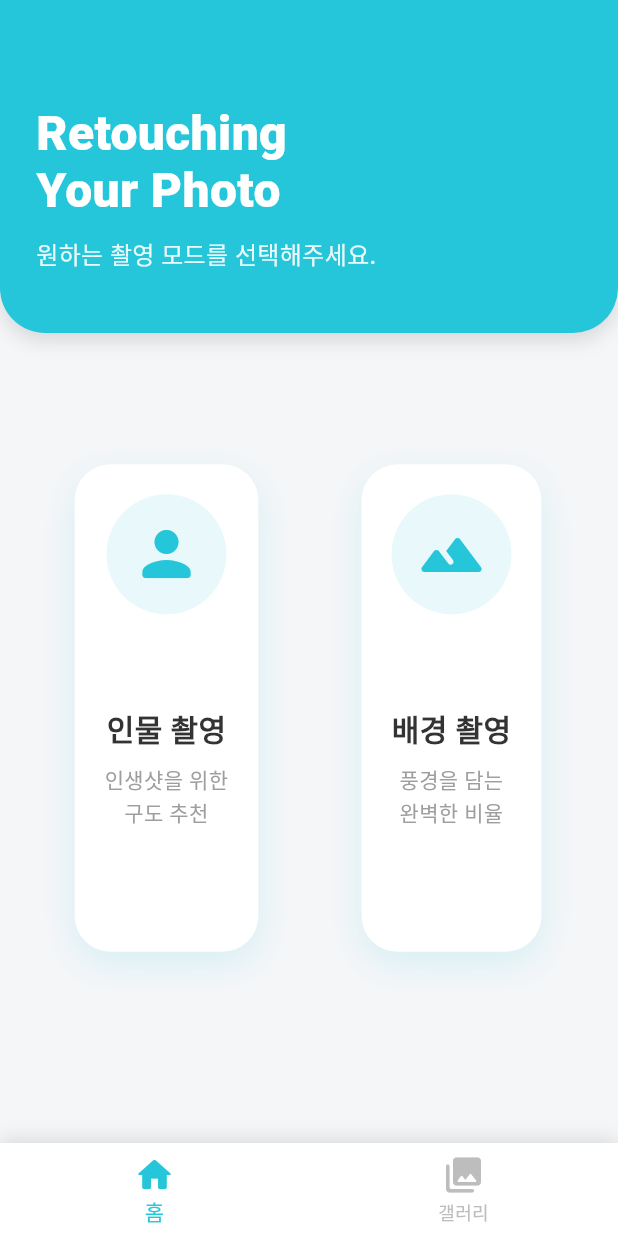
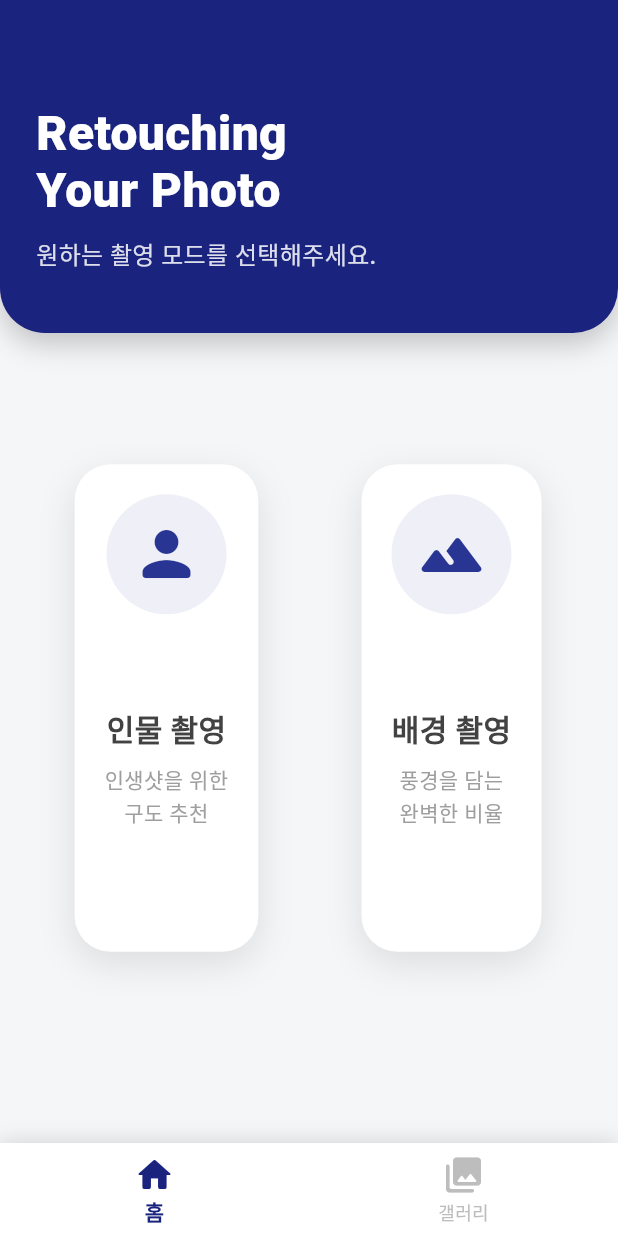
Before and after one commit to chiyeon01/Retouching_Your_Photo, a Flutter app: the screen it shows after launch, on a phone screen of 412 x 824 dp. Run offline on Flutter 3.47's test engine with Material 3 defaults, Android fonts, the phone set to English and light mode, and no system bars; our stand-ins replace camera; missing offline and left inert: tflite_flutter.

Commit message:
[Feat] 메인 페이지 디자인 변경

```diff
--- a/lib/pages/main_screen.dart
+++ b/lib/pages/main_screen.dart
@@ -12,7 +12,6 @@ class MainScreen extends StatefulWidget {
 }
 
 class _MainScreenState extends State<MainScreen> {
-  // 하단 네비게이션 바 인덱스 상태 관리
   int _selectedIndex = 0;
 
   void _onItemTapped(int index) {
@@ -21,42 +20,39 @@ class _MainScreenState extends State<MainScreen> {
     });
 
     if (index == 1) {
-      // TODO: 갤러리 화면으로 이동하거나 갤러리 피커 실행
+      // TODO: 갤러리 실행 로직
       print("갤러리 실행");
-      // 갤러리 작업 후 다시 홈(0)으로 돌아오게 하려면 아래 코드 주석 해제
-      // Future.delayed(const Duration(milliseconds: 300), () {
-      //   setState(() => _selectedIndex = 0);
-      // });
     }
   }
 
   @override
   Widget build(BuildContext context) {
-    // 테마 색상 정의 (참고 이미지의 청록색)
-    const Color themeColor = Color(0xFF26C6DA);
-    const Color backgroundColor = Color(0xFFF5F6F8); // 눈이 편안한 옅은 회색 배경
+    // 색상 팔레트
+    const Color deepIndigo = Color(0xFF1A237E); // 헤더 배경
+    const Color pointBlue = Color(0xFF283593);  // 아이콘 및 강조색
+    const Color backgroundColor = Color(0xFFF5F6F8); // 배경색
 
     return Scaffold(
       backgroundColor: backgroundColor,
 
-      // 본문 영역
       body: Column(
         children: [
-          // 1. 상단 헤더 (둥근 배경)
+          // 1. 상단 헤더
           Container(
             width: double.infinity,
-            padding: const EdgeInsets.fromLTRB(24, 70, 24, 40), // 상단 여백 넉넉히
-            decoration: const BoxDecoration(
-              color: themeColor,
-              borderRadius: BorderRadius.only(
+            padding: const EdgeInsets.fromLTRB(24, 70, 24, 40),
+            decoration: BoxDecoration(
+              color: deepIndigo,
+              borderRadius: const BorderRadius.only(
                 bottomLeft: Radius.circular(30),
                 bottomRight: Radius.circular(30),
               ),
               boxShadow: [
                 BoxShadow(
-                  color: Colors.black12,
-                  blurRadius: 10,
-                  offset: Offset(0, 5),
+                  // 기존 남색 계열 그림자에서 검정색 계열로 변경
+                  color: Colors.black.withOpacity(0.2),
+                  blurRadius: 15,
+                  offset: const Offset(0, 8),
                 ),
               ],
             ),
@@ -77,7 +73,7 @@ class _MainScreenState extends State<MainScreen> {
                   '원하는 촬영 모드를 선택해주세요.',
                   style: TextStyle(
                     fontSize: 16,
-                    color: Colors.white.withOpacity(0.9),
+                    color: Colors.white.withOpacity(0.85),
                     fontWeight: FontWeight.w500,
                   ),
                 ),
@@ -85,19 +81,19 @@ class _MainScreenState extends State<MainScreen> {
             ),
           ),
 
-          // 2. 중앙 메인 버튼 영역 (인물/배경)
+          // 2. 중앙 메인 버튼 영역
           Expanded(
             child: Padding(
               padding: const EdgeInsets.symmetric(horizontal: 24.0),
               child: Row(
                 children: [
-                  // 인물 촬영 카드
+                  // 인물 촬영 버튼
                   Expanded(
                     child: _FeatureCard(
                       icon: Icons.person_rounded,
                       title: '인물 촬영',
                       subtitle: '인생샷을 위한\n구도 추천',
-                      themeColor: themeColor,
+                      iconColor: pointBlue,
                       onTap: () {
                         Navigator.push(
                           context,
@@ -108,14 +104,14 @@ class _MainScreenState extends State<MainScreen> {
                       },
                     ),
                   ),
-                  const SizedBox(width: 16), // 카드 사이 간격
-                  // 배경 촬영 카드
+                  const SizedBox(width: 16),
+                  // 배경 촬영 버튼
                   Expanded(
                     child: _FeatureCard(
                       icon: Icons.landscape_rounded,
                       title: '배경 촬영',
                       subtitle: '풍경을 담는\n완벽한 비율',
-                      themeColor: themeColor,
+                      iconColor: pointBlue,
                       onTap: () {
                         Navigator.push(
                           context,
@@ -131,17 +127,16 @@ class _MainScreenState extends State<MainScreen> {
             ),
           ),
 
-          // 하단 여백 (버튼이 너무 바닥에 붙지 않게)
           const SizedBox(height: 40),
         ],
       ),
 
-      // 3. 하단 네비게이션 바 (홈 / 갤러리)
+      // 3. 하단 네비게이션 바
       bottomNavigationBar: Container(
         decoration: const BoxDecoration(
           boxShadow: [
             BoxShadow(
-              color: Colors.black12,
+              color: Colors.black12, // 기본 검정 그림자 유지
               blurRadius: 10,
               spreadRadius: 0,
               offset: Offset(0, -2),
@@ -150,13 +145,14 @@ class _MainScreenState extends State<MainScreen> {
         ),
         child: BottomNavigationBar(
           backgroundColor: Colors.white,
-          selectedItemColor: themeColor, // 선택된 아이콘 색상
-          unselectedItemColor: Colors.grey[400], // 선택 안 된 아이콘 색상
+          selectedItemColor: deepIndigo,
+          unselectedItemColor: Colors.grey[400],
           currentIndex: _selectedIndex,
           onTap: _onItemTapped,
           showUnselectedLabels: true,
+          selectedLabelStyle: const TextStyle(fontWeight: FontWeight.w600),
           type: BottomNavigationBarType.fixed,
-          elevation: 0, // 상단 그림자는 Container로 처리함
+          elevation: 0,
           items: const [
             BottomNavigationBarItem(
               icon: Icon(Icons.home_rounded, size: 28),
@@ -173,19 +169,19 @@ class _MainScreenState extends State<MainScreen> {
   }
 }
 
-// 기능 카드 위젯 (세로로 긴 형태)
+// 기능 카드 위젯 (_FeatureCard)
 class _FeatureCard extends StatelessWidget {
   final IconData icon;
   final String title;
   final String subtitle;
-  final Color themeColor;
+  final Color iconColor;
   final VoidCallback onTap;
 
   const _FeatureCard({
     required this.icon,
     required this.title,
     required this.subtitle,
-    required this.themeColor,
+    required this.iconColor,
     required this.onTap,
   });
 
@@ -193,7 +189,6 @@ class _FeatureCard extends StatelessWidget {
   Widget build(BuildContext context) {
     return LayoutBuilder(
         builder: (context, constraints) {
-          // 화면 크기에 비례하여 카드 높이 설정 (너무 길어지지 않게 제한)
           final double cardHeight = constraints.maxHeight * 0.65;
 
           return Center(
@@ -207,7 +202,8 @@ class _FeatureCard extends StatelessWidget {
                   borderRadius: BorderRadius.circular(24),
                   boxShadow: [
                     BoxShadow(
-                      color: themeColor.withOpacity(0.15),
+                      // [수정됨] 기존 iconColor 기반에서 검정색 기반으로 변경
+                      color: Colors.black.withOpacity(0.1),
                       blurRadius: 20,
                       offset: const Offset(0, 8),
                     ),
@@ -218,22 +214,22 @@ class _FeatureCard extends StatelessWidget {
                   child: Column(
                     mainAxisAlignment: MainAxisAlignment.center,
                     children: [
-                      // 아이콘 배경 원
+                      // 아이콘 배경
                       Container(
                         padding: const EdgeInsets.all(16),
                         decoration: BoxDecoration(
-                          color: themeColor.withOpacity(0.1),
+                          color: iconColor.withOpacity(0.08),
                           shape: BoxShape.circle,
                         ),
-                        child: Icon(icon, size: 48, color: themeColor),
+                        child: Icon(icon, size: 48, color: iconColor),
                       ),
                       const Spacer(),
                       Text(
                         title,
-                        style: const TextStyle(
+                        style: TextStyle(
                           fontSize: 20,
                           fontWeight: FontWeight.bold,
-                          color: Color(0xFF333333),
+                          color: Colors.grey[800],
                         ),
                       ),
                       const SizedBox(height: 8),
```
